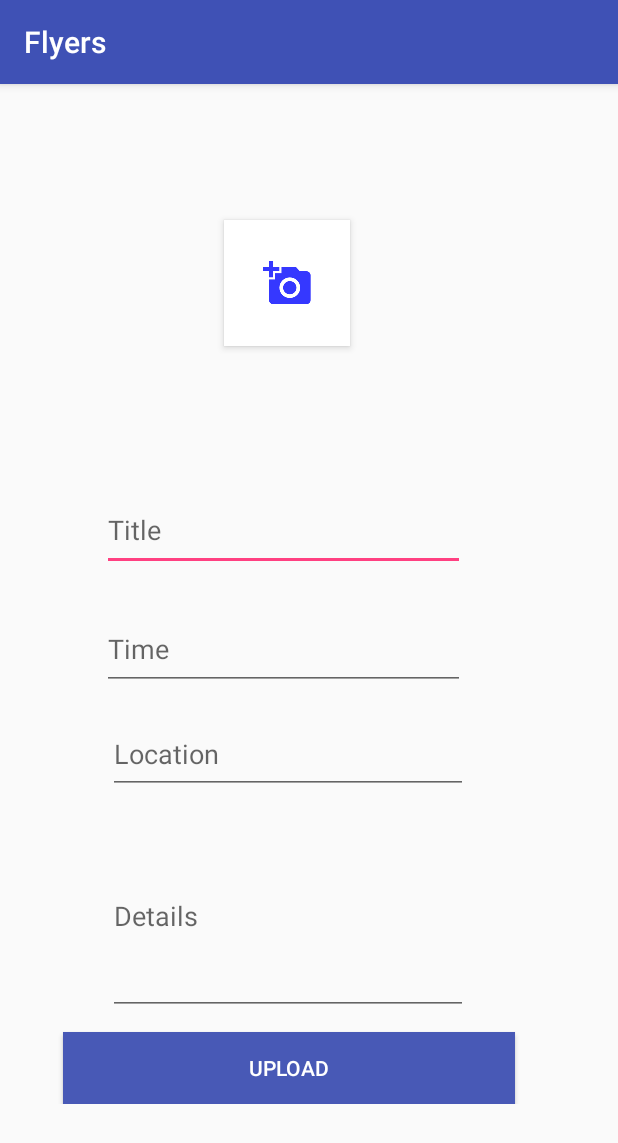
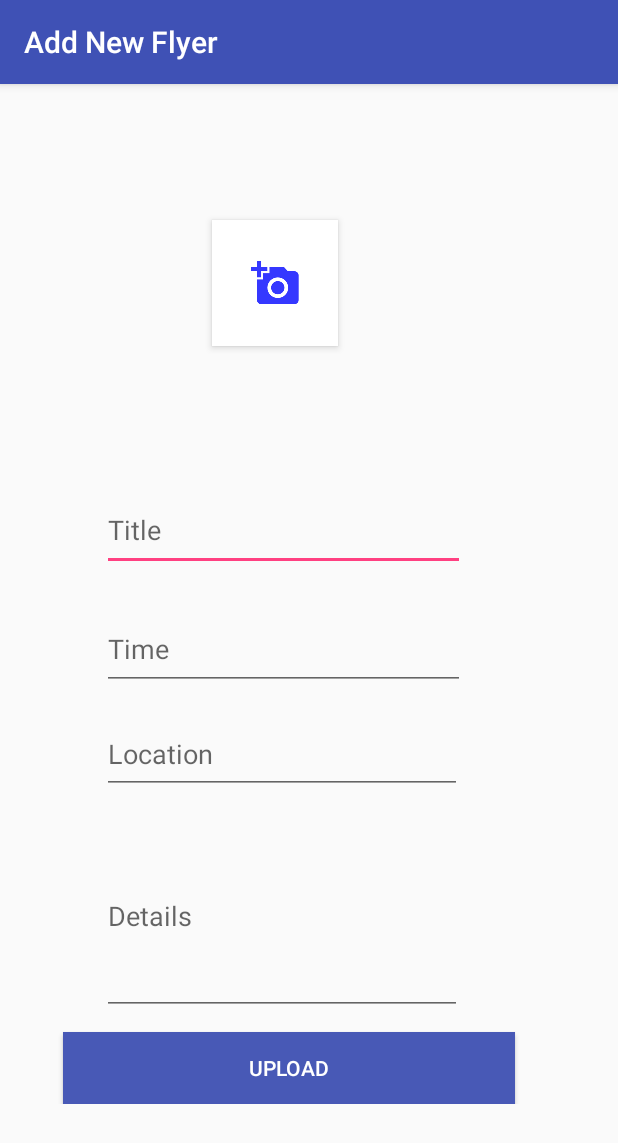
Before and after one commit to jlop02/Flyer, an Android app: the Main2Activity screen opened directly, with no data from a screen before it, on a phone screen of 412 x 824 dp. Shown: the top 1143 px of the screen. Run offline under Robolectric (Android 15) with nearby library versions, the phone set to English and light mode, and no system bars; our stand-ins replace Firebase (no records; nobody signed in at launch, a user with empty details on screens opened directly); libraries missing offline, so code that uses them is left out: com.firebase.client; pictures from the network do not load; 1 statement that could not run was skipped.

Commit message:
Margins/Titles

```diff
--- a/Flyers/app/src/main/java/com/example/lo/flyers/Main2Activity.java
+++ b/Flyers/app/src/main/java/com/example/lo/flyers/Main2Activity.java
@@ -50,6 +50,7 @@ public class Main2Activity extends AppCompatActivity {
     protected void onCreate(Bundle savedInstanceState) {
         super.onCreate(savedInstanceState);
         setContentView(R.layout.activity_main2);
+        setTitle("Add New Flyer");
 
         btnCamera = findViewById(R.id.button);
         uploadBtn = findViewById(R.id.button3);
--- a/Flyers/app/src/main/java/com/example/lo/flyers/UploadDetails.java
+++ b/Flyers/app/src/main/java/com/example/lo/flyers/UploadDetails.java
@@ -17,6 +17,7 @@ public class UploadDetails extends AppCompatActivity {
     protected void onCreate(Bundle savedInstanceState) {
         super.onCreate(savedInstanceState);
         setContentView(R.layout.activity_upload_details);
+        setTitle("Details");
 
         imgView = findViewById(R.id.imageView2);
         textView = findViewById(R.id.timeView);
--- a/Flyers/app/src/main/res/layout/activity_main2.xml
+++ b/Flyers/app/src/main/res/layout/activity_main2.xml
@@ -36,7 +36,7 @@
             android:id="@+id/plain_text_input2"
             android:layout_width="240dp"
             android:layout_height="53dp"
-            android:layout_marginStart="72dp"
+            android:layout_marginStart="68dp"
             android:layout_marginTop="16dp"
             android:hint="Location"
             android:inputType="text"
@@ -58,7 +58,7 @@
             android:id="@+id/plain_text_input3"
             android:layout_width="240dp"
             android:layout_height="132dp"
-            android:layout_marginStart="72dp"
+            android:layout_marginStart="68dp"
             android:layout_marginTop="15dp"
             android:hint="Details"
             android:inputType="text"
@@ -69,7 +69,7 @@
             android:id="@+id/imageView"
             android:layout_width="230dp"
             android:layout_height="233dp"
-            android:layout_marginStart="76dp"
+            android:layout_marginStart="68dp"
             android:layout_marginTop="16dp"
             app:layout_constraintStart_toStartOf="parent"
             app:layout_constraintTop_toTopOf="parent"
```
Also changed, not shown: Flyers/app/src/main/res/layout/activity_upload_details.xml (+10 -8 lines).
